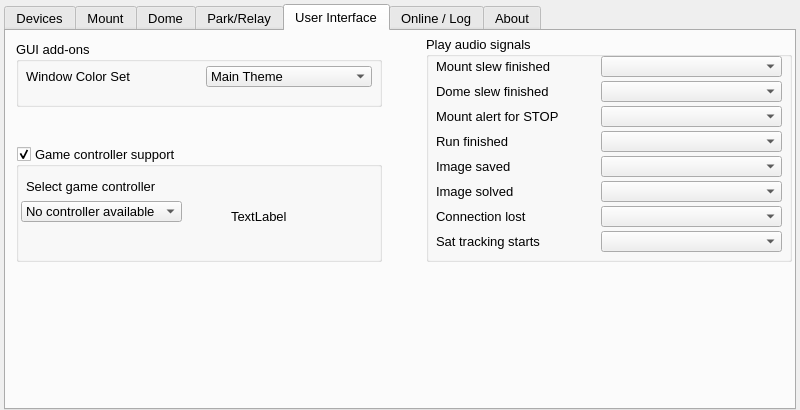
This is src_add/widgets/setting.ui in mworion/MountWizzard4 as Qt 5 draws it before an edit. The edited form follows.
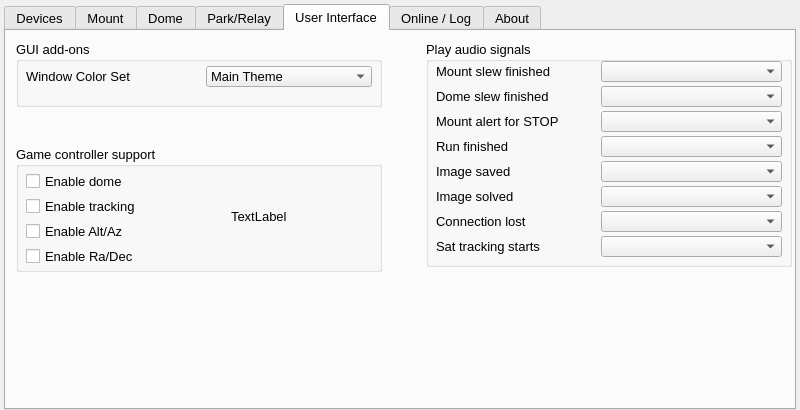
This is the edited form. The open tabs and pages were chosen to show the change.

What changed in the file:
```diff
--- a/src_add/widgets/setting.ui
+++ b/src_add/widgets/setting.ui
@@ -6248,7 +6248,7 @@
          <x>10</x>
          <y>115</y>
          <width>366</width>
-         <height>116</height>
+         <height>126</height>
         </rect>
        </property>
        <property name="toolTip">
@@ -6258,42 +6258,11 @@
         <string>Game controller support</string>
        </property>
        <property name="checkable">
-        <bool>true</bool>
+        <bool>false</bool>
        </property>
        <property name="large" stdset="0">
         <bool>true</bool>
        </property>
-       <widget class="QComboBox" name="gameControllerList">
-        <property name="geometry">
-         <rect>
-          <x>5</x>
-          <y>55</y>
-          <width>161</width>
-          <height>21</height>
-         </rect>
-        </property>
-        <property name="toolTip">
-         <string>&lt;html&gt;&lt;head/&gt;&lt;body&gt;&lt;p&gt;Selects the game controller to be used.&lt;/p&gt;&lt;/body&gt;&lt;/html&gt;</string>
-        </property>
-        <item>
-         <property name="text">
-          <string>No controller available</string>
-         </property>
-        </item>
-       </widget>
-       <widget class="QLabel" name="label_171">
-        <property name="geometry">
-         <rect>
-          <x>10</x>
-          <y>30</y>
-          <width>161</width>
-          <height>21</height>
-         </rect>
-        </property>
-        <property name="text">
-         <string>Select game controller</string>
-        </property>
-       </widget>
        <widget class="QLabel" name="controllerOverview">
         <property name="geometry">
          <rect>
@@ -6307,12 +6276,88 @@
          <string>TextLabel</string>
         </property>
        </widget>
+       <widget class="QCheckBox" name="hidDome">
+        <property name="enabled">
+         <bool>true</bool>
+        </property>
+        <property name="geometry">
+         <rect>
+          <x>10</x>
+          <y>25</y>
+          <width>141</width>
+          <height>21</height>
+         </rect>
+        </property>
+        <property name="toolTip">
+         <string>&lt;html&gt;&lt;head/&gt;&lt;body&gt;&lt;p&gt;If selected, the list only shows satellites which were lit be sun.&lt;/p&gt;&lt;/body&gt;&lt;/html&gt;</string>
+        </property>
+        <property name="text">
+         <string>Enable dome</string>
+        </property>
+       </widget>
+       <widget class="QCheckBox" name="hidTracking">
+        <property name="enabled">
+         <bool>true</bool>
+        </property>
+        <property name="geometry">
+         <rect>
+          <x>10</x>
+          <y>50</y>
+          <width>141</width>
+          <height>21</height>
+         </rect>
+        </property>
+        <property name="toolTip">
+         <string>&lt;html&gt;&lt;head/&gt;&lt;body&gt;&lt;p&gt;If selected, the list only shows satellites which were lit be sun.&lt;/p&gt;&lt;/body&gt;&lt;/html&gt;</string>
+        </property>
+        <property name="text">
+         <string>Enable tracking</string>
+        </property>
+       </widget>
+       <widget class="QCheckBox" name="hidAltAz">
+        <property name="enabled">
+         <bool>true</bool>
+        </property>
+        <property name="geometry">
+         <rect>
+          <x>10</x>
+          <y>75</y>
+          <width>141</width>
+          <height>21</height>
+         </rect>
+        </property>
+        <property name="toolTip">
+         <string>&lt;html&gt;&lt;head/&gt;&lt;body&gt;&lt;p&gt;If selected, the list only shows satellites which were lit be sun.&lt;/p&gt;&lt;/body&gt;&lt;/html&gt;</string>
+        </property>
+        <property name="text">
+         <string>Enable Alt/Az</string>
+        </property>
+       </widget>
+       <widget class="QCheckBox" name="hidRaDec">
+        <property name="enabled">
+         <bool>true</bool>
+        </property>
+        <property name="geometry">
+         <rect>
+          <x>10</x>
+          <y>100</y>
+          <width>141</width>
+          <height>21</height>
+         </rect>
+        </property>
+        <property name="toolTip">
+         <string>&lt;html&gt;&lt;head/&gt;&lt;body&gt;&lt;p&gt;If selected, the list only shows satellites which were lit be sun.&lt;/p&gt;&lt;/body&gt;&lt;/html&gt;</string>
+        </property>
+        <property name="text">
+         <string>Enable Ra/Dec</string>
+        </property>
+       </widget>
       </widget>
       <widget class="QGroupBox" name="AudioGroup">
        <property name="geometry">
         <rect>
          <x>420</x>
-         <y>5</y>
+         <y>10</y>
          <width>366</width>
          <height>226</height>
         </rect>
```
Left out of the diff: 56 changed lines with no effect on the pictures.
